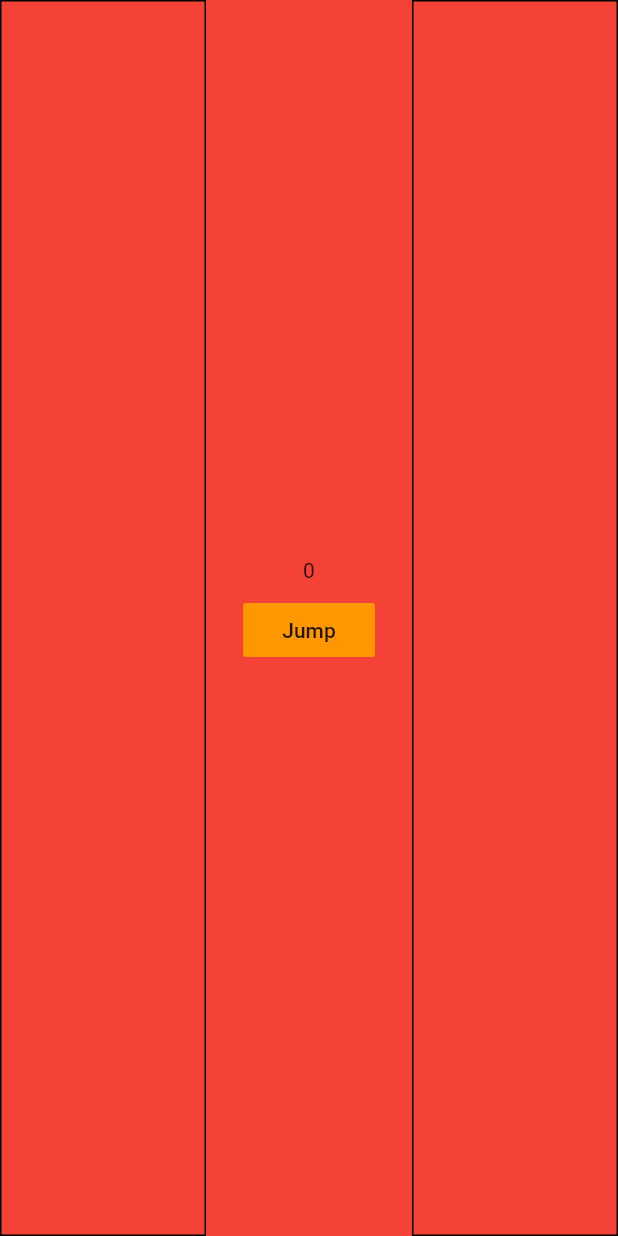
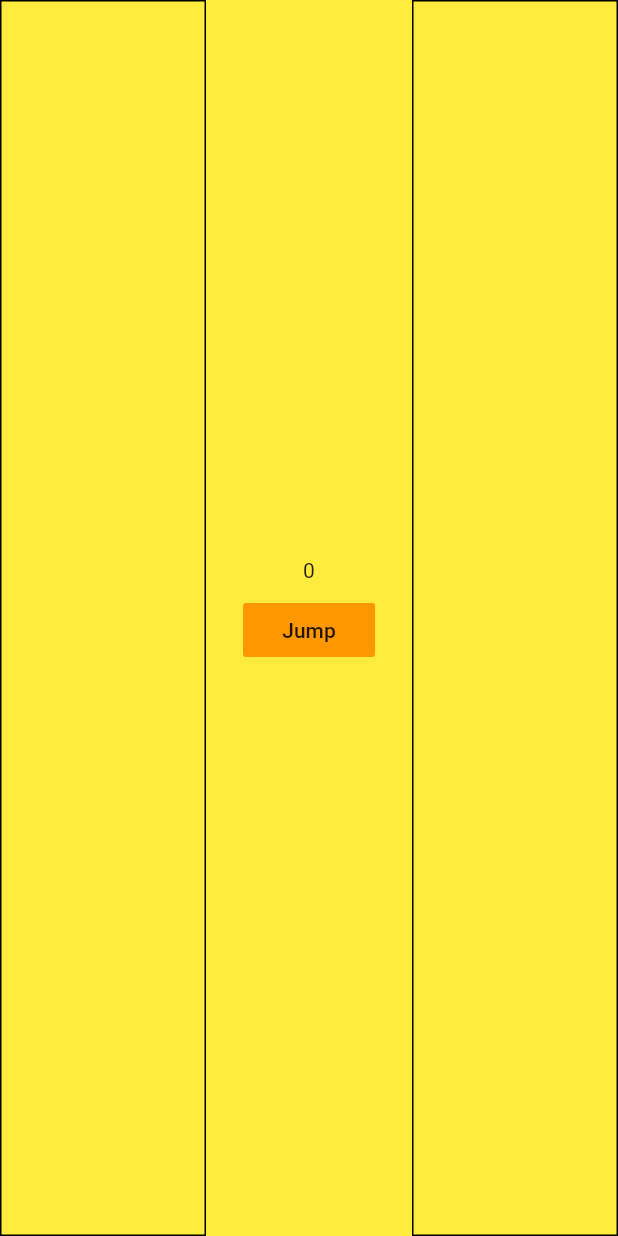
Before and after one commit to begomez/Flutter-Carousel-Widget, a Flutter app: the screen it shows after launch, on a phone screen of 412 x 824 dp. Run offline on Flutter 3.47's test engine with Material 2 defaults, Android fonts, the phone set to English and light mode, and no system bars.

Commit message:
Simplify main page switch

```diff
--- a/lib/main.dart
+++ b/lib/main.dart
@@ -109,33 +109,28 @@
 
           print("index: $index from: $from to: $to forward: $_goingForward");
 
+          // LEFT 2 RIGHT
           if (_goingForward) {
-            if (index == from) {
-              return _wrapPage(Colors.red, index.toString(), (int page) {
-                this._jumpToPage(page);
-              }, offset);
-            } else if (index == to) {
+            if (index == to) {
               return _wrapPage(Colors.red, index.toString(), (int page) {
                 this._jumpToPage(page);
               }, 0.0);
             } else {
-              return _wrapPage(Colors.red, index.toString(), (int page) {
+              return _wrapPage(Colors.yellow, index.toString(), (int page) {
                 this._jumpToPage(page);
               }, offset);
             }
+
+            // RIGHT 2 LEFT
           } else {
             if (index == from) {
-              return _wrapPage(Colors.red, index.toString(), (int page) {
+              return _wrapPage(Colors.green, index.toString(), (int page) {
                 this._jumpToPage(page);
               }, 0.0);
-            } else if (index == to) {
-              return _wrapPage(Colors.red, index.toString(), (int page) {
+            } else {
+              return _wrapPage(Colors.blue, index.toString(), (int page) {
                 this._jumpToPage(page);
               }, offset);
-            } else {
-              return _wrapPage(Colors.red, index.toString(), (int page) {
-                this._jumpToPage(page);
-              }, -offset);
             }
           }
         },
```
